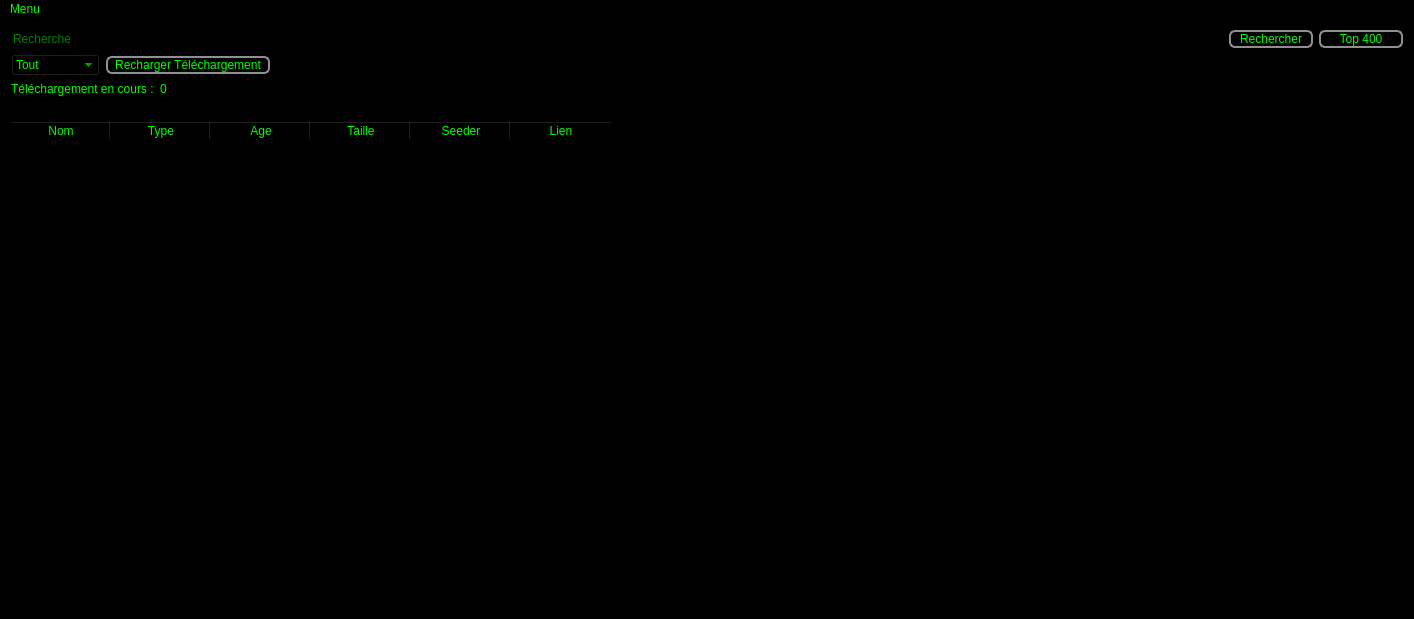
Above: Sources/mainwindow.ui from firedream89/YggTorrent_Download before the change. Below: the same form after it.
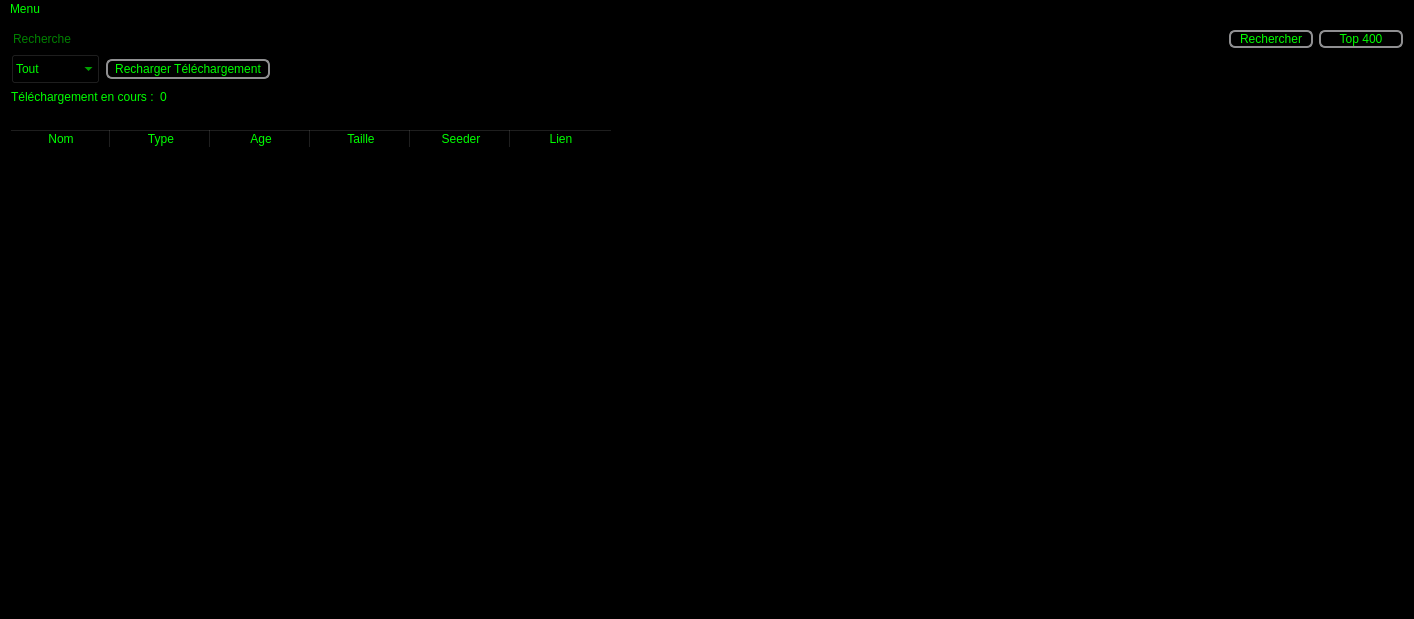
That is the form after the change.

```diff
--- a/Sources/mainwindow.ui
+++ b/Sources/mainwindow.ui
@@ -143,6 +143,12 @@
      <layout class="QHBoxLayout" name="horizontalLayout_2">
       <item>
        <widget class="QComboBox" name="comboBox">
+        <property name="minimumSize">
+         <size>
+          <width>0</width>
+          <height>30</height>
+         </size>
+        </property>
         <item>
          <property name="text">
           <string>Tout</string>
@@ -177,6 +183,12 @@
       </item>
       <item>
        <widget class="QPushButton" name="reload">
+        <property name="minimumSize">
+         <size>
+          <width>84</width>
+          <height>20</height>
+         </size>
+        </property>
         <property name="styleSheet">
          <string notr="true"/>
         </property>
```
Left out of the diff: 24 changed lines with no effect on the pictures.
